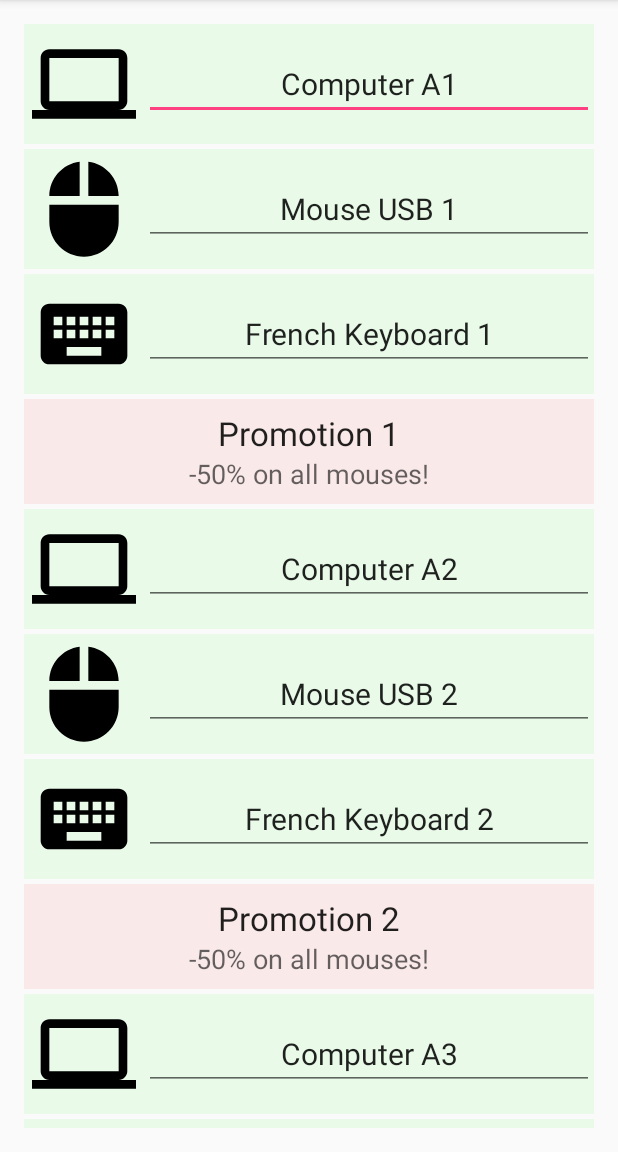
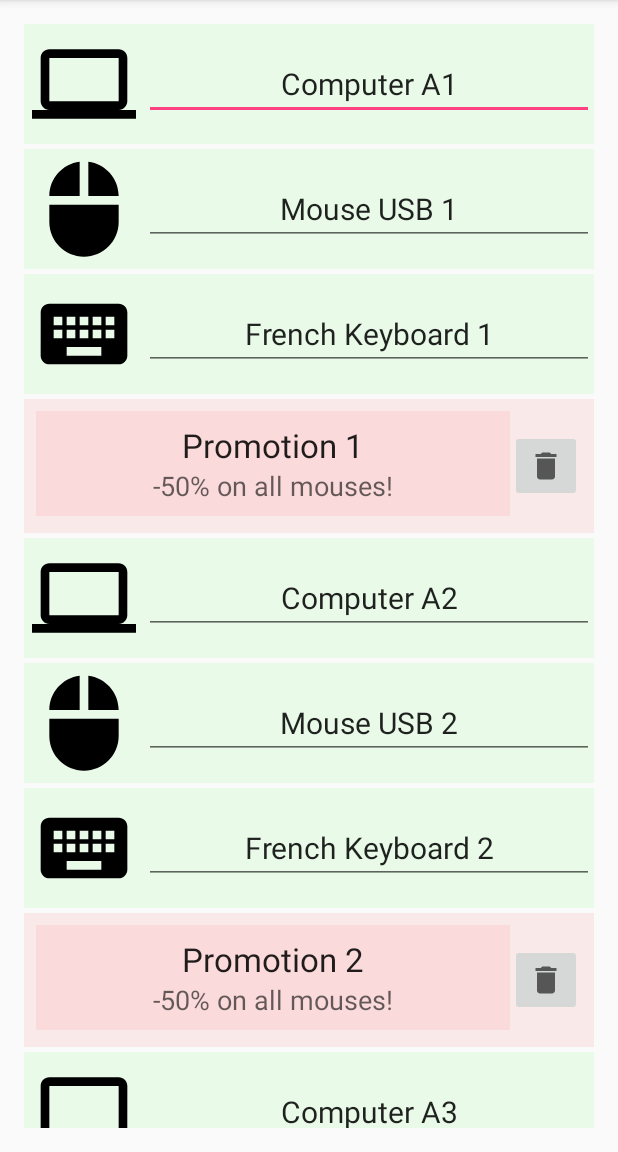
Before and after one commit to smart-fun/Recycler, an Android app: the screen it shows after launch (MainActivity), on a phone screen of 412 x 824 dp, the part 84-1236 px from its top. Run offline under Robolectric (Android 15) with nearby library versions, the phone set to English and light mode, and no system bars.

Commit message:
add Delete button on Ad Items. Update documentation.

```diff
--- a/recyclerexample/src/main/java/fr/arnaudguyon/recyclerexample/AdItem.java
+++ b/recyclerexample/src/main/java/fr/arnaudguyon/recyclerexample/AdItem.java
@@ -1,7 +1,10 @@
 package fr.arnaudguyon.recyclerexample;
 
+import android.util.Log;
 import android.view.View;
 import android.widget.TextView;
+
+import androidx.annotation.NonNull;
 
 import fr.arnaudguyon.recycler.RecyclerHolder;
 import fr.arnaudguyon.recycler.RecyclerItem;
@@ -11,22 +14,49 @@ import fr.arnaudguyon.recycler.RecyclerItem;
  */
 public class AdItem extends RecyclerItem {
 
+    private static final String TAG = "AdItem";
     static final int AD_ITEM_RES_ID = R.layout.ad_item;
 
-    private Ad mAd;
+    private final @NonNull Ad mAd;
+    private final @NonNull AddListener listener;
 
-    public AdItem(Ad ad) {
+    public AdItem(@NonNull Ad ad, @NonNull AddListener listener) {
         super();
         mAd = ad;
+        this.listener = listener;
     }
 
     @Override
-    public void updateView(RecyclerHolder parentHolder, int position) {
+    public void updateView(RecyclerHolder parentHolder, final int position) {
 
         Holder holder = (Holder) parentHolder;
 
         holder.mTitleView.setText(mAd.getTitle());
         holder.mDescriptionView.setText(mAd.getDescription());
+        holder.deleteButton.setOnClickListener(new View.OnClickListener() {
+            @Override
+            public void onClick(View view) {
+                listener.onDeleteClick(AdItem.this);
+            }
+        });
+    }
+
+    @Override
+    public void viewRecycled(RecyclerHolder parentHolder, int position) {
+        super.viewRecycled(parentHolder, position);
+        Log.i(TAG, "viewRecycled at position " + position);
+    }
+
+    @Override
+    public void viewAttachedToWindow(RecyclerHolder parentHolder, int position) {
+        super.viewAttachedToWindow(parentHolder, position);
+        Log.i(TAG, "viewAttachedToWindow at position " + position);
+    }
+
+    @Override
+    public void viewDetachedFromWindow(RecyclerHolder parentHolder, int position) {
+        super.viewDetachedFromWindow(parentHolder, position);
+        Log.i(TAG, "viewDetachedFromWindow at position " + position);
     }
 
     @Override
@@ -38,11 +68,18 @@ public class AdItem extends RecyclerItem {
 
         private TextView mTitleView;
         private TextView mDescriptionView;
+        private View deleteButton;
 
         public Holder(View itemView) {
             super(itemView);
             mTitleView = (TextView) itemView.findViewById(R.id.titleView);
             mDescriptionView = (TextView) itemView.findViewById(R.id.descriptionView);
+            deleteButton = itemView.findViewById(R.id.deleteButton);
         }
     }
+
+    public interface AddListener {
+        void onDeleteClick(@NonNull AdItem adItem);
+    }
+
 }
--- a/recyclerexample/src/main/java/fr/arnaudguyon/recyclerexample/MainActivity.java
+++ b/recyclerexample/src/main/java/fr/arnaudguyon/recyclerexample/MainActivity.java
@@ -2,11 +2,14 @@ package fr.arnaudguyon.recyclerexample;
 
 import android.os.Bundle;
 
+import androidx.annotation.NonNull;
 import androidx.appcompat.app.AppCompatActivity;
 import androidx.recyclerview.widget.LinearLayoutManager;
 import androidx.recyclerview.widget.RecyclerView;
 
-public class MainActivity extends AppCompatActivity {
+public class MainActivity extends AppCompatActivity implements AdItem.AddListener {
+
+    private MainAdapter adapter;
 
     @Override
     protected void onCreate(Bundle savedInstanceState) {
@@ -16,7 +19,7 @@ public class MainActivity extends AppCompatActivity {
 
         RecyclerView recyclerView = findViewById(R.id.recyclerView);
         recyclerView.setLayoutManager(new LinearLayoutManager(this, RecyclerView.VERTICAL, false));
-        MainAdapter adapter = new MainAdapter();
+        adapter = new MainAdapter();
         recyclerView.setAdapter(adapter);
 
         for(int i=1; i<11; ++i) {
@@ -28,8 +31,18 @@ public class MainActivity extends AppCompatActivity {
             adapter.addItem(new ProductItem(product1));
             adapter.addItem(new ProductItem(product2));
             adapter.addItem(new ProductItem(product3));
-            adapter.addItem(new AdItem(ad));
+            adapter.addItem(new AdItem(ad, this));
         }
 
     }
+
+    @Override
+    public void onDeleteClick(@NonNull AdItem adItem) {
+        if (adapter != null) {
+            int position = adapter.getPosition(adItem);
+            if (position >= 0) {
+                adapter.removeItem(position);
+            }
+        }
+    }
 }
--- /dev/null
+++ b/recyclerexample/src/main/res/drawable/ic_delete.xml
@@ -0,0 +1,10 @@
+<vector xmlns:android="http://schemas.android.com/apk/res/android"
+    android:width="24dp"
+    android:height="24dp"
+    android:viewportWidth="24"
+    android:viewportHeight="24"
+    android:tint="?attr/colorControlNormal">
+  <path
+      android:fillColor="@android:color/white"
+      android:pathData="M6,19c0,1.1 0.9,2 2,2h8c1.1,0 2,-0.9 2,-2V7H6v12zM19,4h-3.5l-1,-1h-5l-1,1H5v2h14V4z"/>
+</vector>
--- a/recyclerexample/src/main/res/layout/ad_item.xml
+++ b/recyclerexample/src/main/res/layout/ad_item.xml
@@ -3,6 +3,15 @@
     android:layout_width="match_parent"
     android:layout_height="wrap_content"
     android:layout_marginBottom="3dp"
+    android:background="#11FF0000"
+    android:orientation="horizontal"
+    android:padding="8dp">
+
+    <LinearLayout
+        android:layout_width="0dp"
+        android:layout_height="wrap_content"
+        android:layout_marginBottom="3dp"
+        android:layout_weight="1"
         android:background="#11FF0000"
         android:orientation="vertical"
         android:padding="8dp">
@@ -23,3 +32,12 @@
             android:text="Description here"
             android:textAppearance="?android:attr/textAppearanceMedium" />
     </LinearLayout>
+
+    <ImageButton
+        android:id="@+id/deleteButton"
+        android:layout_width="48dp"
+        android:layout_height="48dp"
+        android:layout_gravity="center_vertical"
+        android:src="@drawable/ic_delete" />
+
+</LinearLayout>
```
Also changed, not shown: 1 other file. Lines whose indentation alone changed are shown as unchanged.
